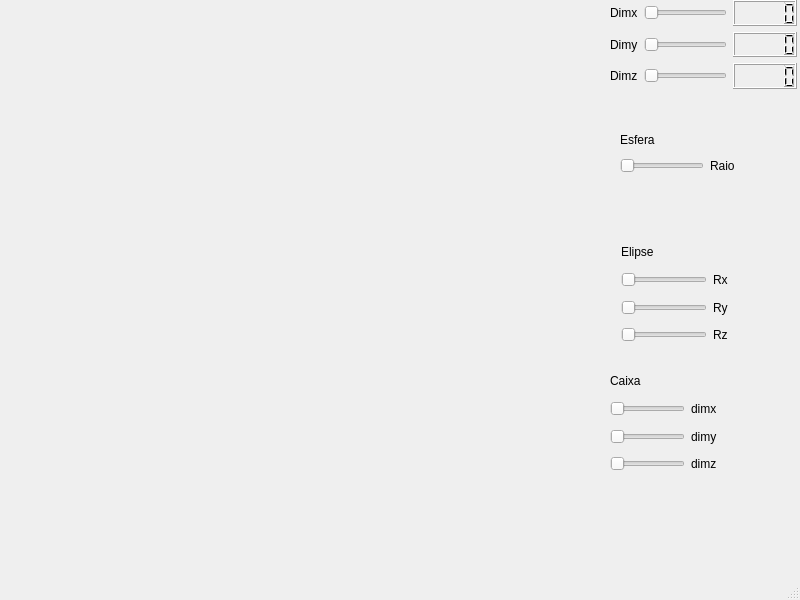
jonah-code/Projeto-PA, file novoProjetinho2.0/mainwindow.ui: the form before one commit.
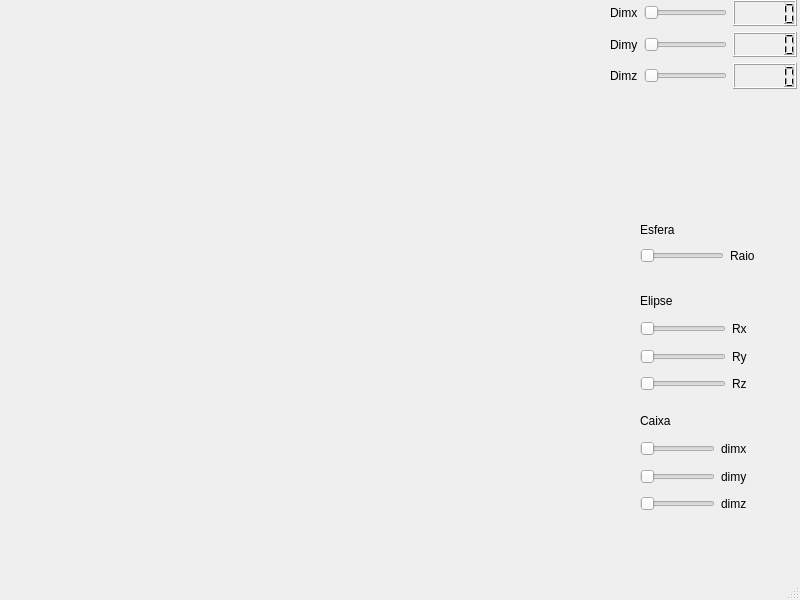
The form after the commit. Custom widgets are drawn as their Qt base class.

Patch:
```diff
--- a/novoProjetinho2.0/mainwindow.ui
+++ b/novoProjetinho2.0/mainwindow.ui
@@ -102,8 +102,8 @@
    <widget class="QWidget" name="layoutWidget">
     <property name="geometry">
      <rect>
-      <x>620</x>
-      <y>130</y>
+      <x>640</x>
+      <y>220</y>
       <width>115</width>
       <height>45</height>
      </rect>
@@ -139,8 +139,8 @@
    <widget class="QWidget" name="layoutWidget_4">
     <property name="geometry">
      <rect>
-      <x>610</x>
-      <y>370</y>
+      <x>640</x>
+      <y>410</y>
       <width>107</width>
       <height>105</height>
      </rect>
@@ -212,8 +212,8 @@
    <widget class="QWidget" name="">
     <property name="geometry">
      <rect>
-      <x>621</x>
-      <y>241</y>
+      <x>640</x>
+      <y>290</y>
       <width>107</width>
       <height>105</height>
      </rect>
```
Left out of the diff: 35 changed lines with no effect on the pictures.
